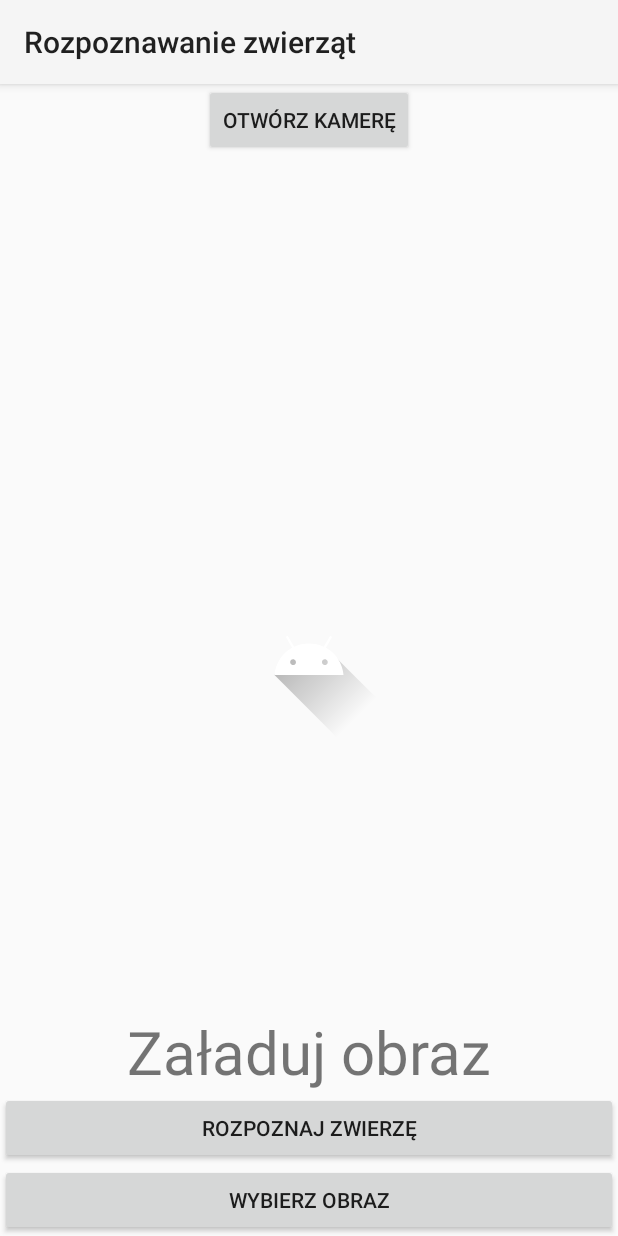
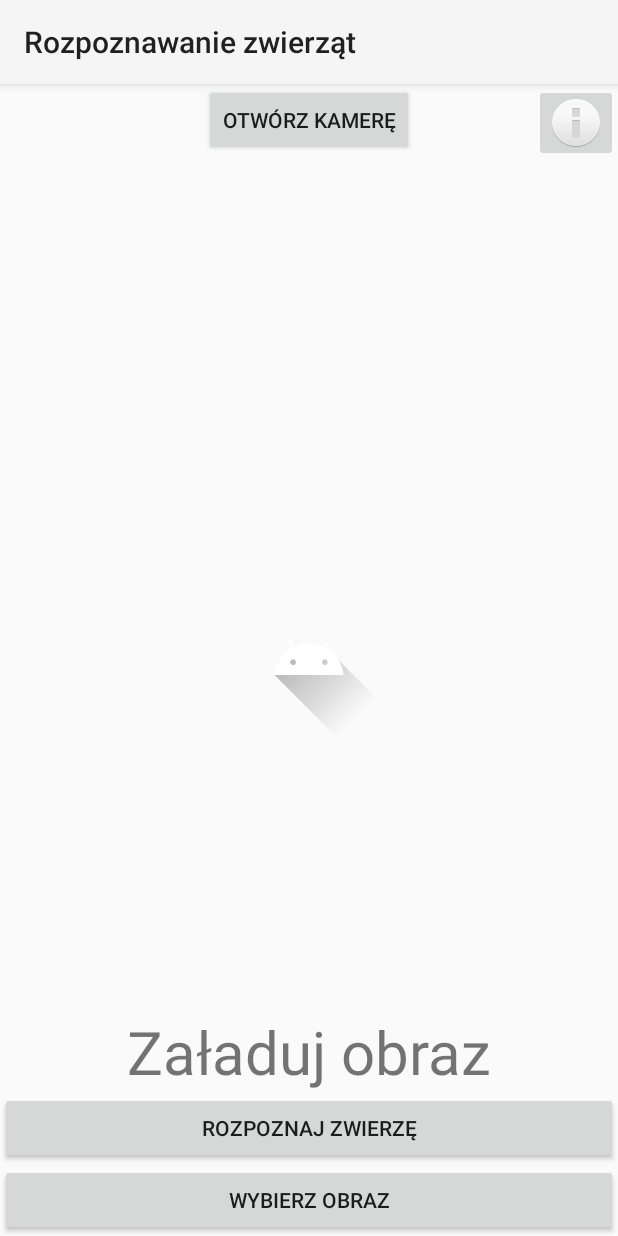
Before and after one commit to StanislawMalecki/AplikacjaDoRozpoznawaniaZwierzat, an Android app: the screen it shows after launch (MainActivity), on a phone screen of 412 x 824 dp. Run offline under Robolectric (Android 15) with nearby library versions, the phone set to English and light mode, and no system bars; libraries missing offline, so code that uses them is left out: com.chaquo.python, com.github.amlcurran.showcaseview; 7 statements that could not run were skipped.

Commit message:
help button

```diff
--- a/app/src/main/res/layout/activity_main.xml
+++ b/app/src/main/res/layout/activity_main.xml
@@ -49,6 +49,12 @@
         android:text="Załaduj obraz"
         android:textSize="40dp" />
 
+    <ImageButton
+        android:id="@+id/imageButton"
+        android:layout_width="wrap_content"
+        android:layout_height="wrap_content"
+        app:srcCompat="@android:drawable/ic_dialog_info"
+        android:layout_alignParentRight="true"/>
 
 
 </RelativeLayout>
```
Also changed, not shown: app/src/main/res/layout/activity_camera.xml (+8 -0 lines).
